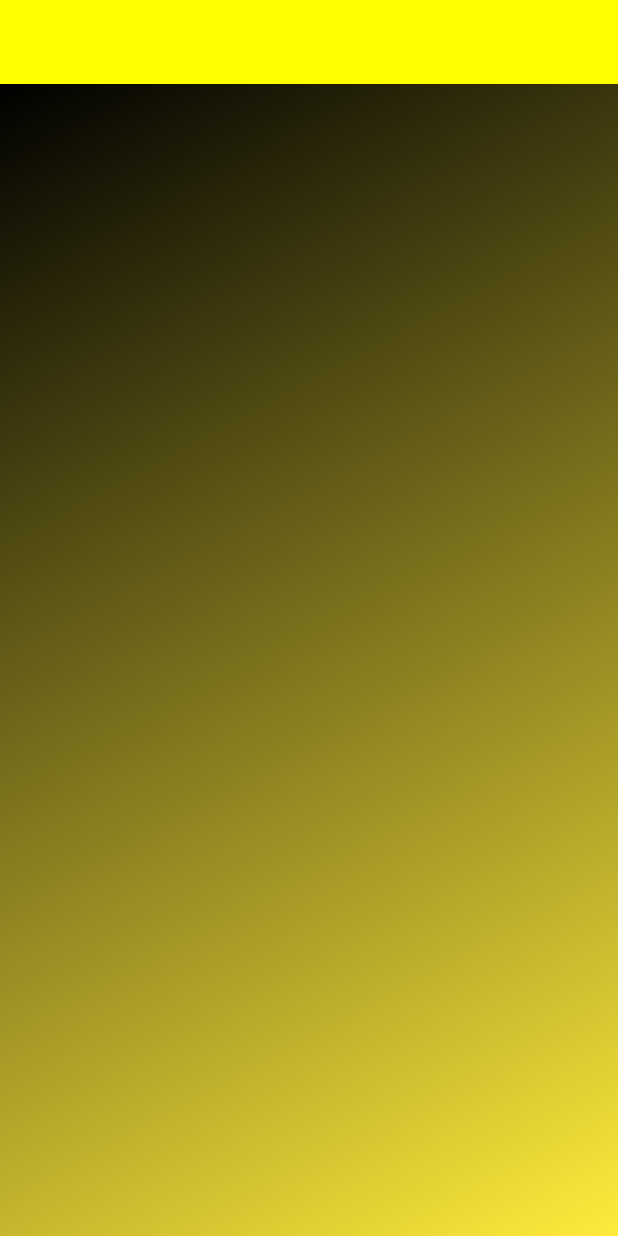
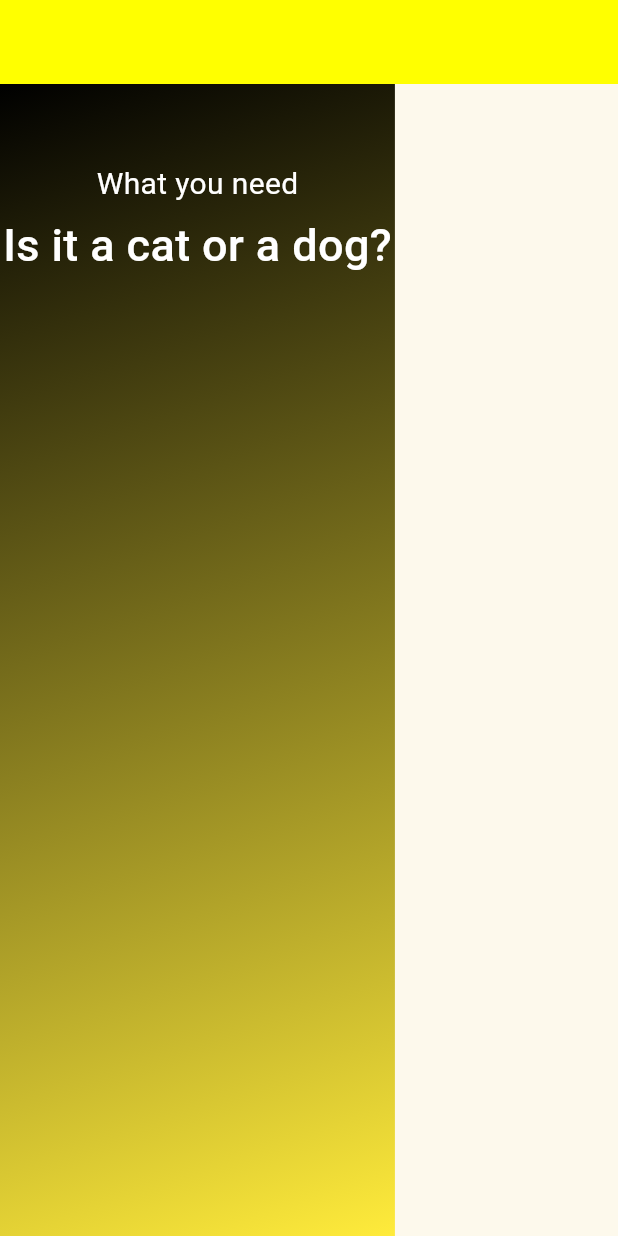
Before and after one commit to Slozzyondul/Artificial-Intelligence-Flutter-, a Flutter app: the screen it shows after launch, on a phone screen of 412 x 824 dp. Run offline on Flutter 3.47's test engine with Material 3 defaults, Android fonts, the phone set to English and light mode, and no system bars.

Commit message:
few UI updates

```diff
--- a/cat_vs_dog_detector_app/lib/screens/homescreen.dart
+++ b/cat_vs_dog_detector_app/lib/screens/homescreen.dart
@@ -14,13 +14,35 @@ class _HomeScreenState extends State<HomeScreen> {
       child: Scaffold(
         appBar: AppBar(),
         body: Container(
+          padding: EdgeInsetsDirectional.all(2),
           decoration: const BoxDecoration(
             gradient: LinearGradient(
               colors: [Colors.black, Colors.yellow],
               begin: Alignment.topLeft,
               end: Alignment.bottomRight,
             ),
-
+          ),
+          child: const Column(
+            children: <Widget>[
+              SizedBox(height: 50),
+              Text(
+                'What you need',
+                style: TextStyle(
+                  color: Colors.white,
+                  fontSize: 20,
+                ),
+              ),
+              SizedBox(height: 5),
+              Text(
+                'Is it a cat or a dog?',
+                style: TextStyle(
+                  color: Colors.white,
+                  fontSize: 30,
+                  fontWeight: FontWeight.w500,
+                ),
+              ),
+              SizedBox(height: 5),
+            ],
           ),
         ),
       ),
```
Also changed, not shown: 1 other file.
